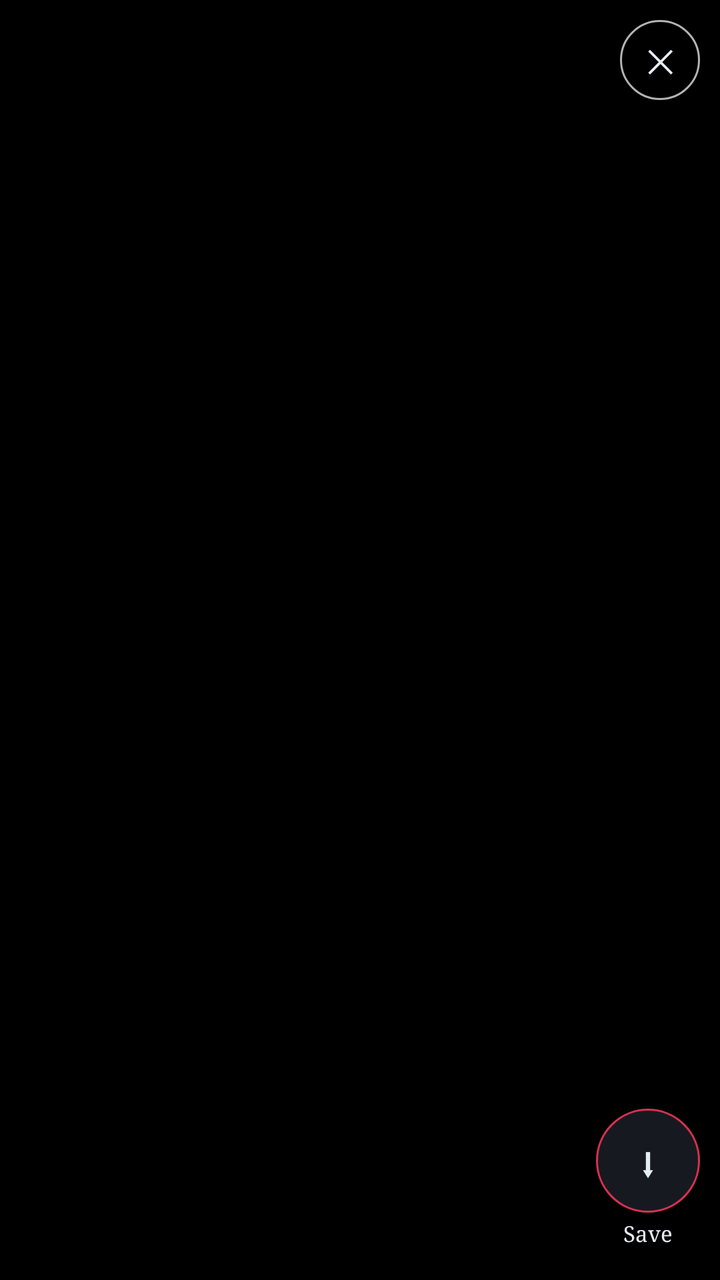
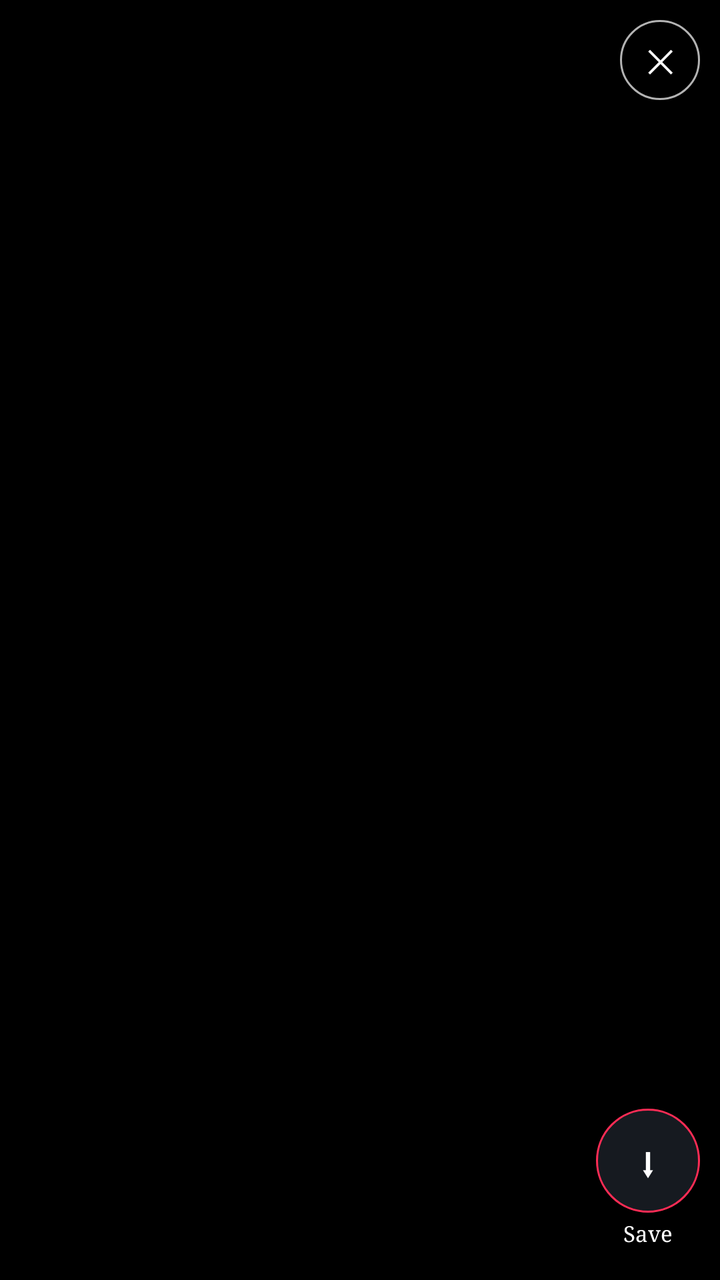

Before-and-after screenshots of an Android layout around one commit, followed by the original layout XML and the change that was made.
<!-- AndroidManifest.xml: activity theme Theme.TikTokGrab.Fullscreen -->
<!-- res/layout/activity_player.xml -->
<?xml version="1.0" encoding="utf-8"?>
<FrameLayout xmlns:android="http://schemas.android.com/apk/res/android"
    android:layout_width="match_parent"
    android:layout_height="match_parent"
    android:background="@android:color/black">

    <androidx.viewpager2.widget.ViewPager2
        android:id="@+id/pager"
        android:layout_width="match_parent"
        android:layout_height="match_parent" />

    <TextView
        android:id="@+id/counter"
        android:layout_width="wrap_content"
        android:layout_height="wrap_content"
        android:layout_gravity="top|start"
        android:layout_margin="12dp"
        android:background="@drawable/badge_bg"
        android:paddingStart="9dp"
        android:paddingTop="3dp"
        android:paddingEnd="9dp"
        android:paddingBottom="3dp"
        android:textColor="@color/text"
        android:textSize="12sp" />

    <TextView
        android:id="@+id/close"
        android:layout_width="40dp"
        android:layout_height="40dp"
        android:layout_gravity="top|end"
        android:layout_margin="10dp"
        android:background="@drawable/play_bg"
        android:gravity="center"
        android:text="✕"
        android:textColor="@color/text"
        android:textSize="16sp" />

    <LinearLayout
        android:layout_width="wrap_content"
        android:layout_height="wrap_content"
        android:layout_gravity="bottom|end"
        android:layout_marginEnd="10dp"
        android:layout_marginBottom="16dp"
        android:gravity="center_horizontal"
        android:orientation="vertical">

        <TextView
            android:id="@+id/saveBtn"
            android:layout_width="52dp"
            android:layout_height="52dp"
            android:background="@drawable/save_bg"
            android:gravity="center"
            android:text="⬇"
            android:textColor="@color/text"
            android:textSize="20sp" />

        <TextView
            android:id="@+id/saveLabel"
            android:layout_width="wrap_content"
            android:layout_height="wrap_content"
            android:layout_marginTop="3dp"
            android:shadowColor="#80000000"
            android:shadowRadius="4"
            android:text="@string/save"
            android:textColor="@color/text"
            android:textSize="11sp" />
    </LinearLayout>

    <TextView
        android:id="@+id/playerStatus"
        android:layout_width="match_parent"
        android:layout_height="wrap_content"
        android:layout_gravity="bottom"
        android:layout_marginBottom="16dp"
        android:layout_marginStart="12dp"
        android:layout_marginEnd="80dp"
        android:ellipsize="end"
        android:maxLines="1"
        android:shadowColor="#80000000"
        android:shadowRadius="4"
        android:textColor="@color/muted"
        android:textSize="12sp" />

</FrameLayout>
<!-- resources referenced by this layout -->
<resources>
  <color name="muted">#8B949E</color>
  <color name="text">#E6EDF3</color>
  <!-- drawable badge_bg (drawable) -->
  <?xml version="1.0" encoding="utf-8"?>
  <shape xmlns:android="http://schemas.android.com/apk/res/android" android:shape="rectangle">
      <solid android:color="#B3000000" />
      <corners android:radius="4dp" />
  </shape>
  <!-- drawable play_bg (drawable) -->
  <?xml version="1.0" encoding="utf-8"?>
  <shape xmlns:android="http://schemas.android.com/apk/res/android" android:shape="oval">
      <solid android:color="#A8000000" />
      <stroke android:width="1dp" android:color="#B3FFFFFF" />
  </shape>
  <!-- drawable save_bg (drawable) -->
  <?xml version="1.0" encoding="utf-8"?>
  <shape xmlns:android="http://schemas.android.com/apk/res/android" android:shape="oval">
      <solid android:color="#CC1C2128" />
      <stroke android:width="1dp" android:color="@color/accent" />
  </shape>
  <string name="save">Save</string>
  <style name="Theme.TikTokGrab.Fullscreen" parent="Theme.TikTokGrab">
          <item name="android:windowBackground">@android:color/black</item>
          <item name="android:statusBarColor">@android:color/black</item>
      </style>
  <color name="accent">#DA3152</color>
  <style name="Theme.TikTokGrab" parent="Theme.Material3.Dark.NoActionBar">
          <item name="colorPrimary">@color/accent</item>
          <item name="colorOnPrimary">@color/text</item>
          <item name="android:windowBackground">@color/bg</item>
          <item name="android:statusBarColor">@color/bg</item>
          <item name="android:textViewStyle">@style/Widget.Grab.Text</item>
          <item name="materialButtonStyle">@style/Widget.Grab.Button</item>
          <item name="materialButtonOutlinedStyle">@style/Widget.Grab.Button.Outlined</item>
      </style>
  <color name="bg">#0D1117</color>
  <style name="Widget.Grab.Text" parent="android:Widget.TextView">
          <item name="android:fontFamily">serif</item>
      </style>
  <style name="Widget.Grab.Button" parent="Widget.Material3.Button">
          <item name="android:fontFamily">serif</item>
          <item name="android:textAllCaps">false</item>
          <item name="cornerRadius">12dp</item>
      </style>
  <style name="Widget.Grab.Button.Outlined" parent="Widget.Material3.Button.OutlinedButton">
          <item name="android:fontFamily">serif</item>
          <item name="android:textAllCaps">false</item>
          <item name="cornerRadius">12dp</item>
      </style>
</resources>

<!-- the commit's change to res/layout/activity_player.xml (unified diff, before → after) -->
@@ -20,7 +20,7 @@
         android:paddingTop="3dp"
         android:paddingEnd="9dp"
         android:paddingBottom="3dp"
-        android:textColor="@color/text"
+        android:textColor="@color/on_video"
         android:textSize="12sp" />
 
     <TextView
@@ -32,7 +32,7 @@
         android:background="@drawable/play_bg"
         android:gravity="center"
         android:text="✕"
-        android:textColor="@color/text"
+        android:textColor="@color/on_video"
         android:textSize="16sp" />
 
     <LinearLayout
@@ -51,7 +51,7 @@
             android:background="@drawable/save_bg"
             android:gravity="center"
             android:text="⬇"
-            android:textColor="@color/text"
+            android:textColor="@color/on_video"
             android:textSize="20sp" />
 
         <TextView
@@ -62,7 +62,7 @@
             android:shadowColor="#80000000"
             android:shadowRadius="4"
             android:text="@string/save"
-            android:textColor="@color/text"
+            android:textColor="@color/on_video"
             android:textSize="11sp" />
     </LinearLayout>
 
@@ -78,7 +78,7 @@
         android:maxLines="1"
         android:shadowColor="#80000000"
         android:shadowRadius="4"
-        android:textColor="@color/muted"
+        android:textColor="@color/on_video_muted"
         android:textSize="12sp" />
 
 </FrameLayout>
<!-- resource entries referenced after the edit -->
@@ -1,7 +1,8 @@
 <!-- resources referenced by this layout -->
 <resources>
-  <color name="muted">#8B949E</color>
-  <color name="text">#E6EDF3</color>
+  <color name="on_video">#FFFFFF</color>
+  <color name="on_video_muted">#AEB0BD</color>
+  <color name="text">#161823</color>
   <!-- drawable badge_bg (drawable) -->
   <?xml version="1.0" encoding="utf-8"?>
   <shape xmlns:android="http://schemas.android.com/apk/res/android" android:shape="rectangle">
@@ -24,18 +25,29 @@
   <style name="Theme.TikTokGrab.Fullscreen" parent="Theme.TikTokGrab">
           <item name="android:windowBackground">@android:color/black</item>
           <item name="android:statusBarColor">@android:color/black</item>
+          <item name="android:navigationBarColor">@android:color/black</item>
+          <item name="android:windowLightStatusBar">false</item>
       </style>
-  <color name="accent">#DA3152</color>
-  <style name="Theme.TikTokGrab" parent="Theme.Material3.Dark.NoActionBar">
+  <color name="accent">#FE2C55</color>
+  <style name="Theme.TikTokGrab" parent="Theme.Material3.DayNight.NoActionBar">
           <item name="colorPrimary">@color/accent</item>
-          <item name="colorOnPrimary">@color/text</item>
+          <item name="colorOnPrimary">@color/on_accent</item>
+          <item name="colorSecondary">@color/cyan</item>
+          <item name="colorSurface">@color/card</item>
+          <item name="colorOnSurface">@color/text</item>
+          <item name="android:colorBackground">@color/bg</item>
           <item name="android:windowBackground">@color/bg</item>
           <item name="android:statusBarColor">@color/bg</item>
+          <item name="android:navigationBarColor">@color/bg</item>
+          <item name="android:windowLightStatusBar">@bool/light_status_bar</item>
           <item name="android:textViewStyle">@style/Widget.Grab.Text</item>
           <item name="materialButtonStyle">@style/Widget.Grab.Button</item>
           <item name="materialButtonOutlinedStyle">@style/Widget.Grab.Button.Outlined</item>
       </style>
-  <color name="bg">#0D1117</color>
+  <color name="on_accent">#FFFFFF</color>
+  <color name="cyan">#00A89B</color>
+  <color name="card">#F8F8F8</color>
+  <color name="bg">#FFFFFF</color>
   <style name="Widget.Grab.Text" parent="android:Widget.TextView">
           <item name="android:fontFamily">serif</item>
       </style>
